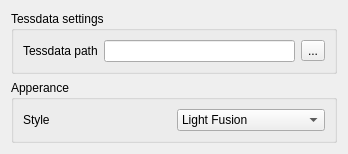
Before: the Qt Designer form gui/settingswidget.ui in mguludag/QTextRecognizer, drawn with Qt 5.
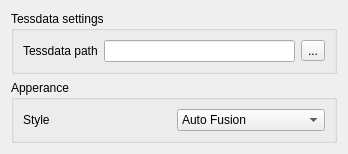
After: the same form once the commit is applied.

Commit message: added auto dark color

Diff of the .ui file:
```diff
--- a/gui/settingswidget.ui
+++ b/gui/settingswidget.ui
@@ -56,7 +56,7 @@
       <item row="0" column="1">
        <widget class="QComboBox" name="comboBox">
         <property name="currentIndex">
-         <number>2</number>
+         <number>4</number>
         </property>
         <item>
          <property name="text">
@@ -78,6 +78,11 @@
           <string>Dark Fusion</string>
          </property>
         </item>
+        <item>
+         <property name="text">
+          <string>Auto Fusion</string>
+         </property>
+        </item>
        </widget>
       </item>
      </layout>
```
The commit also changes 44 other files.
